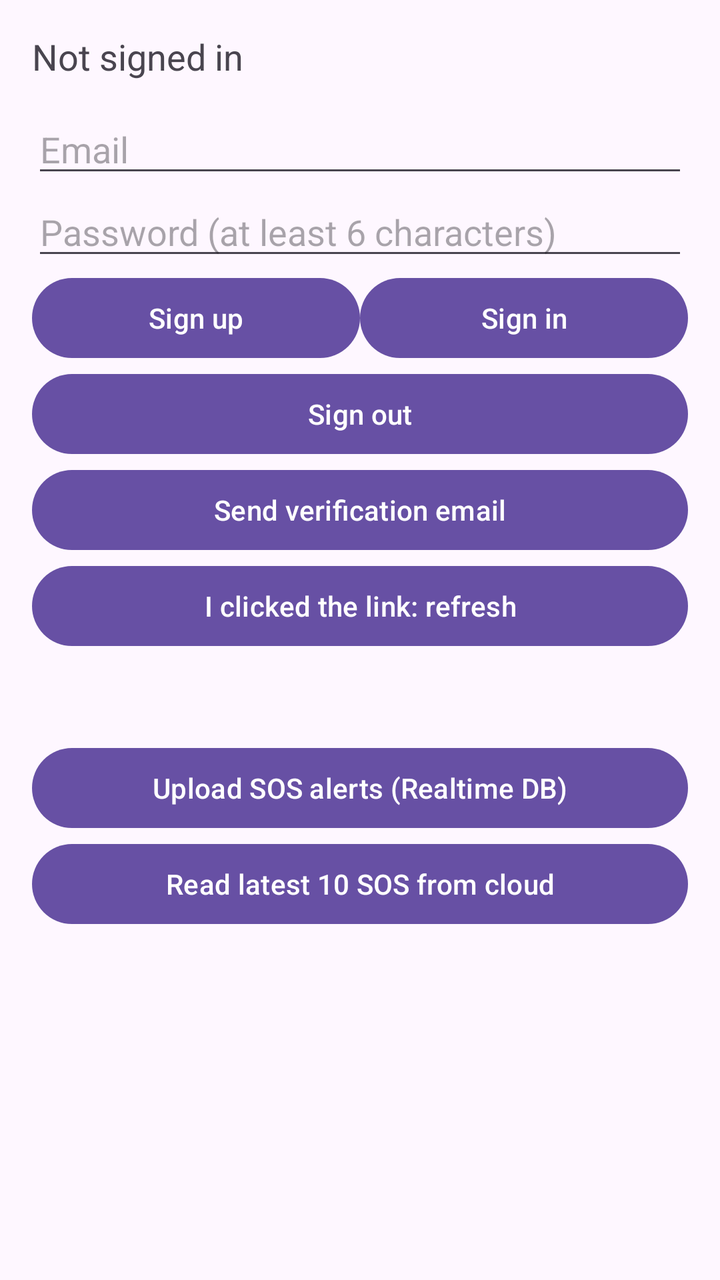
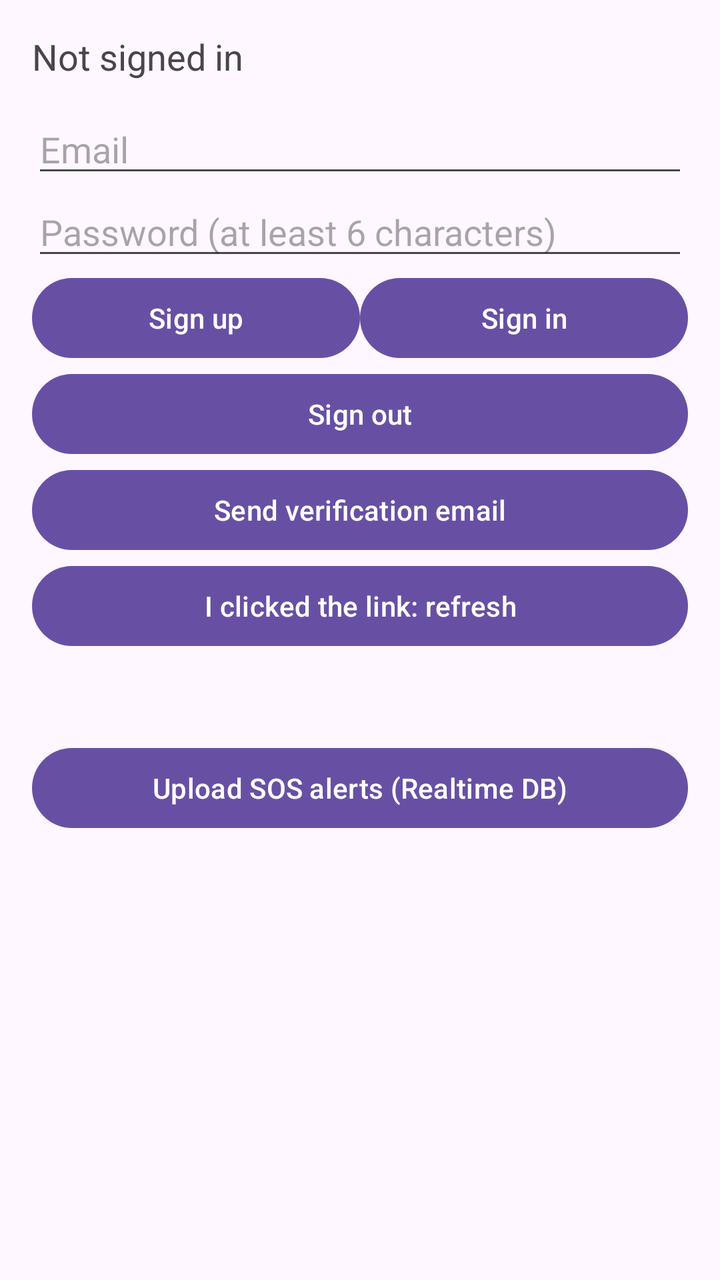

Before-and-after screenshots of an Android layout around one commit, followed by the original layout XML and the change that was made.
<!-- AndroidManifest.xml: application theme Theme.LifeLinkMesh -->
<!-- res/layout/activity_cloud.xml -->
<?xml version="1.0" encoding="utf-8"?>
<LinearLayout xmlns:android="http://schemas.android.com/apk/res/android"
    android:layout_width="match_parent"
    android:layout_height="match_parent"
    android:orientation="vertical"
    android:padding="16dp">

    <TextView
        android:id="@+id/txtCloudUser"
        android:layout_width="match_parent"
        android:layout_height="wrap_content"
        android:text="Not signed in"
        android:textSize="18sp" />

    <EditText
        android:id="@+id/editEmail"
        android:layout_width="match_parent"
        android:layout_height="wrap_content"
        android:layout_marginTop="12dp"
        android:hint="Email"
        android:inputType="textEmailAddress" />

    <EditText
        android:id="@+id/editPassword"
        android:layout_width="match_parent"
        android:layout_height="wrap_content"
        android:hint="Password (at least 6 characters)"
        android:inputType="textPassword" />

    <LinearLayout
        android:layout_width="match_parent"
        android:layout_height="wrap_content"
        android:baselineAligned="false"
        android:orientation="horizontal">

        <Button
            android:id="@+id/btnSignUp"
            android:layout_width="0dp"
            android:layout_height="wrap_content"
            android:layout_weight="1"
            android:text="Sign up" />

        <Button
            android:id="@+id/btnSignIn"
            android:layout_width="0dp"
            android:layout_height="wrap_content"
            android:layout_weight="1"
            android:text="Sign in" />
    </LinearLayout>

    <Button
        android:id="@+id/btnSignOut"
        android:layout_width="match_parent"
        android:layout_height="wrap_content"
        android:text="Sign out" />

    <Button
        android:id="@+id/btnSendVerify"
        android:layout_width="match_parent"
        android:layout_height="wrap_content"
        android:text="Send verification email" />

    <Button
        android:id="@+id/btnCheckVerified"
        android:layout_width="match_parent"
        android:layout_height="wrap_content"
        android:text="I clicked the link: refresh" />

    <TextView
        android:id="@+id/txtCloudStatus"
        android:layout_width="match_parent"
        android:layout_height="wrap_content"
        android:layout_marginTop="12dp"
        android:text="" />

    <Button
        android:id="@+id/btnUploadSos"
        android:layout_width="match_parent"
        android:layout_height="wrap_content"
        android:layout_marginTop="12dp"
        android:text="Upload SOS alerts (Realtime DB)" />

    <Button
        android:id="@+id/btnReadSos"
        android:layout_width="match_parent"
        android:layout_height="wrap_content"
        android:text="Read latest 10 SOS from cloud" />


    <ScrollView
        android:layout_width="match_parent"
        android:layout_height="0dp"
        android:layout_weight="1">

        <TextView
            android:id="@+id/txtCloudData"
            android:layout_width="match_parent"
            android:layout_height="wrap_content"
            android:text="" />
    </ScrollView>
</LinearLayout>
<!-- resources referenced by this layout -->
<resources>
  <style name="Theme.LifeLinkMesh" parent="Base.Theme.LifeLinkMesh" />
  <style name="Base.Theme.LifeLinkMesh" parent="Theme.Material3.DayNight.NoActionBar">
          
          
      </style>
</resources>

<!-- the commit's change to res/layout/activity_cloud.xml (unified diff, before → after) -->
@@ -79,23 +79,4 @@
         android:layout_height="wrap_content"
         android:layout_marginTop="12dp"
         android:text="Upload SOS alerts (Realtime DB)" />
-
-    <Button
-        android:id="@+id/btnReadSos"
-        android:layout_width="match_parent"
-        android:layout_height="wrap_content"
-        android:text="Read latest 10 SOS from cloud" />
-
-
-    <ScrollView
-        android:layout_width="match_parent"
-        android:layout_height="0dp"
-        android:layout_weight="1">
-
-        <TextView
-            android:id="@+id/txtCloudData"
-            android:layout_width="match_parent"
-            android:layout_height="wrap_content"
-            android:text="" />
-    </ScrollView>
 </LinearLayout>
